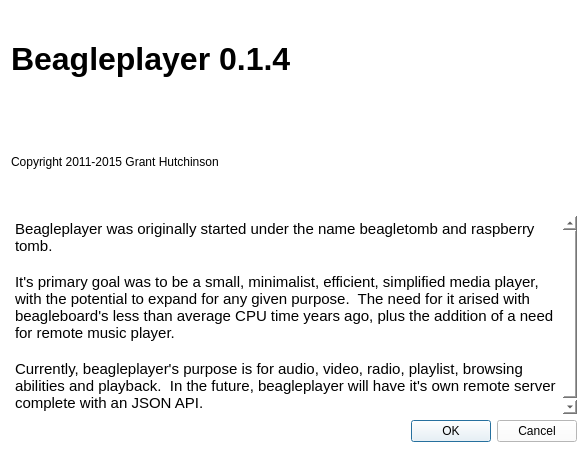
Old version of the form src/widgets/about.ui in the repository hutchgrant/beagleplayer.
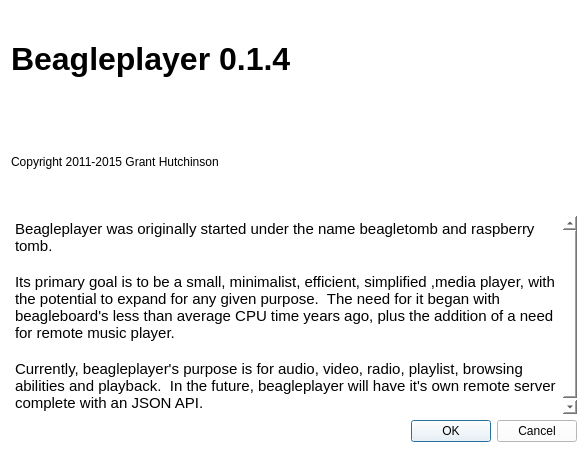
New version of the form. Icons and pictures are not drawn.

The edit to the form file:
```diff
--- a/src/widgets/about.ui
+++ b/src/widgets/about.ui
@@ -64,7 +64,7 @@
 &lt;/style&gt;&lt;/head&gt;&lt;body style=&quot; font-family:'Ubuntu'; font-size:11pt; font-weight:400; font-style:normal;&quot;&gt;
 &lt;p style=&quot; margin-top:0px; margin-bottom:0px; margin-left:0px; margin-right:0px; -qt-block-indent:0; text-indent:0px;&quot;&gt;Beagleplayer was originally started under the name beagletomb and raspberry tomb.  &lt;/p&gt;
 &lt;p style=&quot;-qt-paragraph-type:empty; margin-top:0px; margin-bottom:0px; margin-left:0px; margin-right:0px; -qt-block-indent:0; text-indent:0px;&quot;&gt;&lt;br /&gt;&lt;/p&gt;
-&lt;p style=&quot; margin-top:0px; margin-bottom:0px; margin-left:0px; margin-right:0px; -qt-block-indent:0; text-indent:0px;&quot;&gt;It's primary goal was to be a small, minimalist, efficient, simplified media player, with the potential to expand for any given purpose.  The need for it arised with beagleboard's less than average CPU time years ago, plus the addition of a need for remote music player.&lt;/p&gt;
+&lt;p style=&quot; margin-top:0px; margin-bottom:0px; margin-left:0px; margin-right:0px; -qt-block-indent:0; text-indent:0px;&quot;&gt;Its primary goal is to be a small, minimalist, efficient, simplified ,media player, with the potential to expand for any given purpose.  The need for it began with beagleboard's less than average CPU time years ago, plus the addition of a need for remote music player.&lt;/p&gt;
 &lt;p style=&quot;-qt-paragraph-type:empty; margin-top:0px; margin-bottom:0px; margin-left:0px; margin-right:0px; -qt-block-indent:0; text-indent:0px;&quot;&gt;&lt;br /&gt;&lt;/p&gt;
 &lt;p style=&quot; margin-top:0px; margin-bottom:0px; margin-left:0px; margin-right:0px; -qt-block-indent:0; text-indent:0px;&quot;&gt;Currently, beagleplayer's purpose is for audio, video, radio, playlist, browsing abilities and playback.  In the future, beagleplayer will have it's own remote server complete with an JSON API.&lt;/p&gt;&lt;/body&gt;&lt;/html&gt;</string>
        </property>
```
